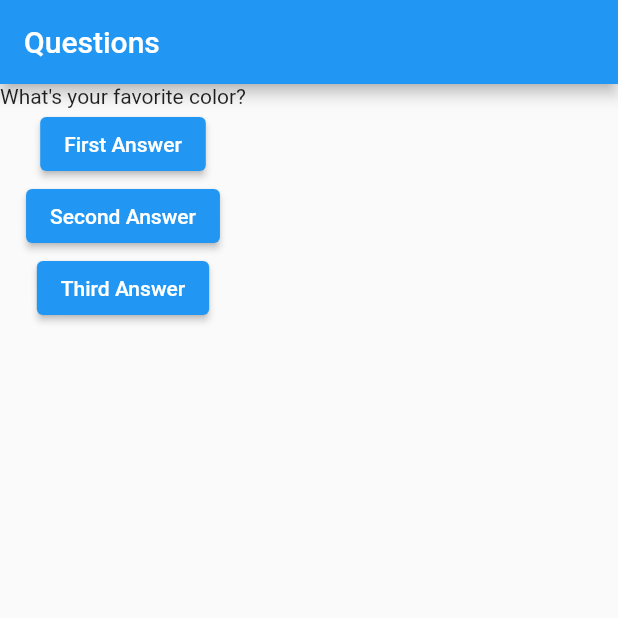
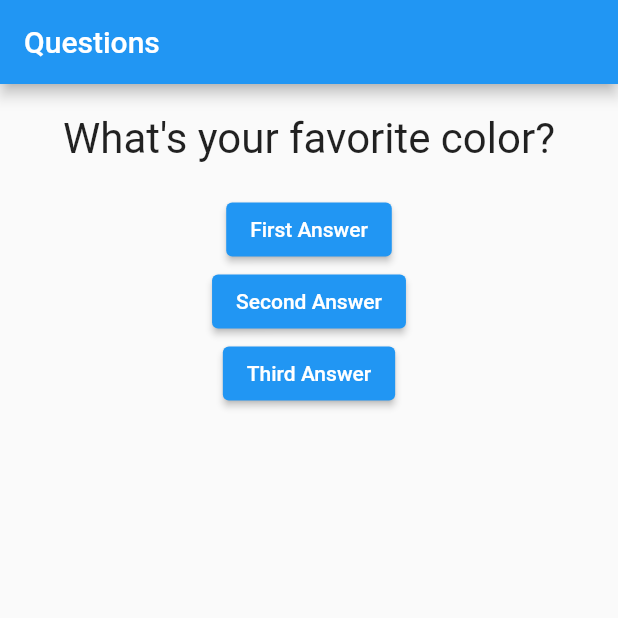
Before and after one commit to Belmondo/Desenvolvimento_Movel, a Flutter app: the screen it shows after launch, on a phone screen of 412 x 824 dp, the top half of it. Run offline on Flutter 3.47's test engine with Material 2 defaults, Android fonts, the phone set to English and light mode, and no system bars.

Commit message:
Update question.dart
[PT-BR] Aplicando Estilo ao Widget Question
[ENG] Applying Style to the Question Widget

```diff
--- a/Flutter/primeiro_projeto/lib/question.dart
+++ b/Flutter/primeiro_projeto/lib/question.dart
@@ -9,6 +9,14 @@ class Question extends StatelessWidget {
 
   @override
   Widget build(BuildContext context) {
-    return Text(textQuestion);
+    return Container(
+      width: double.infinity,
+      margin: EdgeInsets.all(20),
+      child: Text(
+        textQuestion,
+        style: TextStyle(fontSize: 28),
+        textAlign: TextAlign.center,
+      ),
+    );
   }
 }
```
